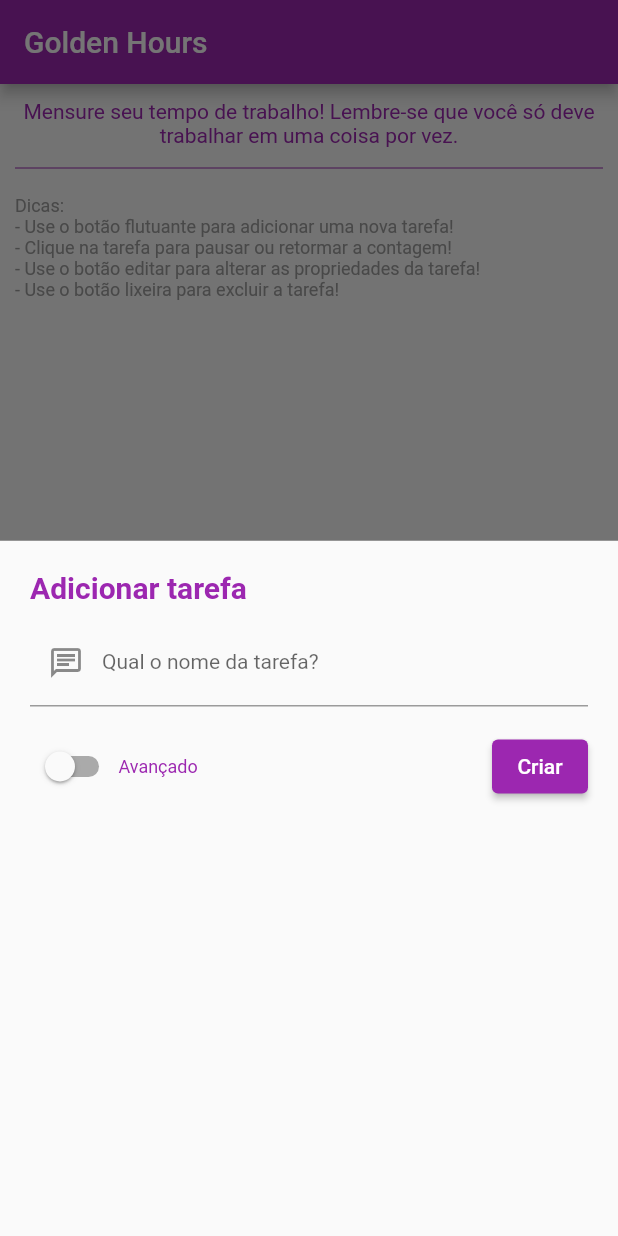
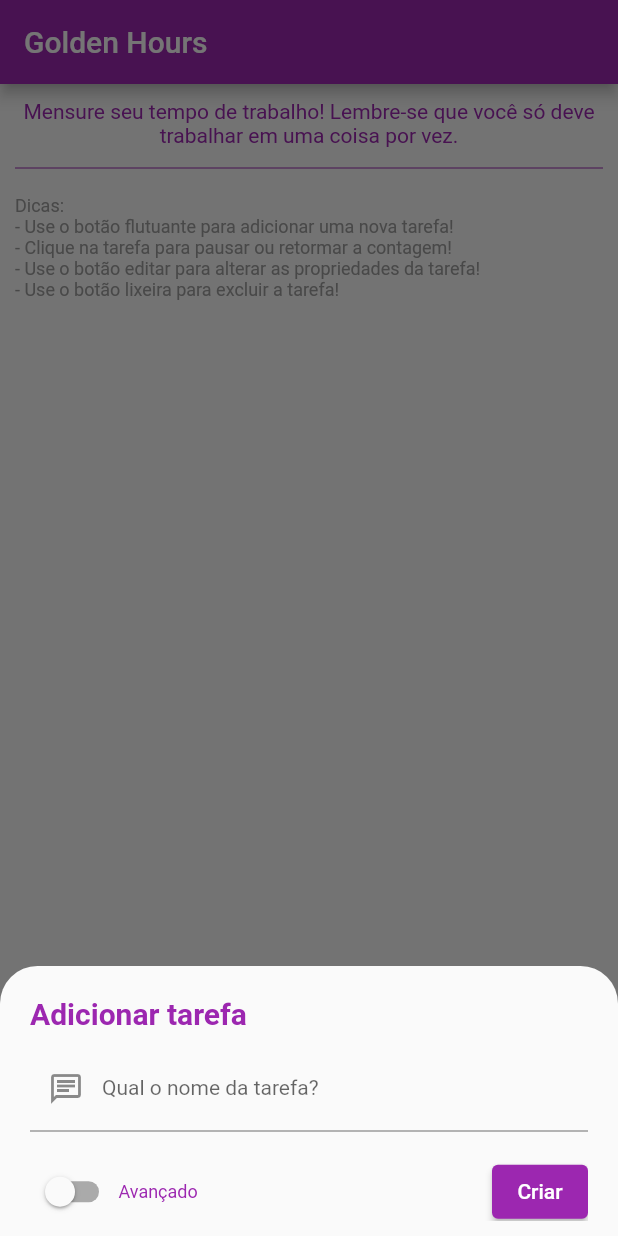
Before and after one commit to ricarthlima/flutter-golden-hours, a Flutter app: the screen it shows after launch, after a tap on the "add" icon, on a phone screen of 412 x 824 dp. Run offline on Flutter 3.47's test engine with Material 2 defaults, Android fonts, the phone set to English and light mode, and no system bars; our stand-ins replace after_layout, shared_preferences, toast, vibration.

Commit message:
showModalBottomSheet keyboard fixed

```diff
--- /dev/null
+++ b/lib/helpers/is_debug.dart
@@ -0,0 +1,5 @@
+bool isInDebugMode() {
+  bool inDebugMode = false;
+  assert(inDebugMode = true);
+  return inDebugMode;
+}
--- a/lib/helpers/local_data_manager.dart
+++ b/lib/helpers/local_data_manager.dart
@@ -9,13 +9,13 @@ class LocalDataManager {
     SharedPreferences prefs = await SharedPreferences.getInstance();
     List<Task> list = await getLocalListTask();
     list.add(task);
-    prefs.setString(PreferencesKeys.listTasks, json.encode(list));
+    prefs.setString(PreferencesKeys().getListTaks(), json.encode(list));
   }
 
   Future<List<Task>> getLocalListTask() async {
     SharedPreferences prefs = await SharedPreferences.getInstance();
 
-    var result = prefs.getString(PreferencesKeys.listTasks);
+    var result = prefs.getString(PreferencesKeys().getListTaks());
     List<Task> list = <Task>[];
     if (result != null) {
       List<dynamic> listDy = json.decode(result);
@@ -28,12 +28,12 @@ class LocalDataManager {
 
   setLocalListTask(List<Task> listTask) async {
     SharedPreferences prefs = await SharedPreferences.getInstance();
-    prefs.setString(PreferencesKeys.listTasks, json.encode(listTask));
+    prefs.setString(PreferencesKeys().getListTaks(), json.encode(listTask));
   }
 
   printData() async {
     SharedPreferences prefs = await SharedPreferences.getInstance();
-    var result = prefs.getString(PreferencesKeys.listTasks);
+    var result = prefs.getString(PreferencesKeys().getListTaks());
     print(result);
   }
 }
--- a/lib/models/task_model.dart
+++ b/lib/models/task_model.dart
@@ -73,4 +73,9 @@ class Task {
     });
     return total;
   }
+
+  int getMediumHistoric() {
+    int total = getTotalHistoric();
+    return total ~/ this.durationHistory.length;
+  }
 }
--- a/lib/partials/showAddTaskDialog.dart
+++ b/lib/partials/showAddTaskDialog.dart
@@ -35,13 +35,19 @@ showAddTaskDialog({
   final _formKey = GlobalKey<FormState>();
   showModalBottomSheet(
       context: context,
+      isScrollControlled: true,
+      shape: RoundedRectangleBorder(
+          borderRadius: BorderRadius.vertical(top: Radius.circular(25.0))),
       builder: (context) {
         return StatefulBuilder(builder: (context, setState) {
-          return Container(
-            padding: EdgeInsets.all(20),
-            child: Column(
-              mainAxisAlignment: MainAxisAlignment.start,
-              crossAxisAlignment: CrossAxisAlignment.start,
+          return AnimatedContainer(
+            duration: Duration(milliseconds: 700),
+            curve: Curves.linearToEaseOut,
+            height: (isShowingAdvanced) ? 240 : 180,
+            padding: EdgeInsets.fromLTRB(20, 20, 20, 10),
+            child: ListView(
+              //   mainAxisAlignment: MainAxisAlignment.start,
+              //   crossAxisAlignment: CrossAxisAlignment.start,
               children: [
                 Text(
                   !isEditing
--- a/lib/values/preferences_keys.dart
+++ b/lib/values/preferences_keys.dart
@@ -1,3 +1,11 @@
+import 'package:time_counter/helpers/is_debug.dart';
+
 class PreferencesKeys {
-  static const String listTasks = "list_tasks";
+  String getListTaks() {
+    if (isInDebugMode()) {
+      return "debug_list_tasks";
+    } else {
+      return "list_tasks";
+    }
+  }
 }
--- a/pubspec.yaml
+++ b/pubspec.yaml
@@ -15,7 +15,7 @@ publish_to: 'none' # Remove this line if you wish to publish to pub.dev
 # In iOS, build-name is used as CFBundleShortVersionString while build-number used as CFBundleVersion.
 # Read more about iOS versioning at
 # https://developer.apple.com/library/archive/documentation/General/Reference/InfoPlistKeyReference/Articles/CoreFoundationKeys.html
-version: 1.0.3+3
+version: 1.1.4+5
 
 environment:
   sdk: ">=2.7.0 <3.0.0"
```
Also changed, not shown: lib/partials/home_list_task_item.dart (+6 -1 lines).
